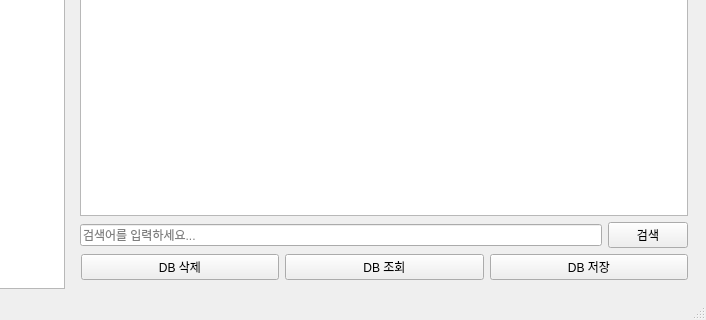
yojun313/knpu, file MANAGER/BIGMACLAB_MANAGER_GUI.ui: the form before one commit; both pictures show x 94 to 800 and y 280 to 600 of the 800 by 600 pixel window.
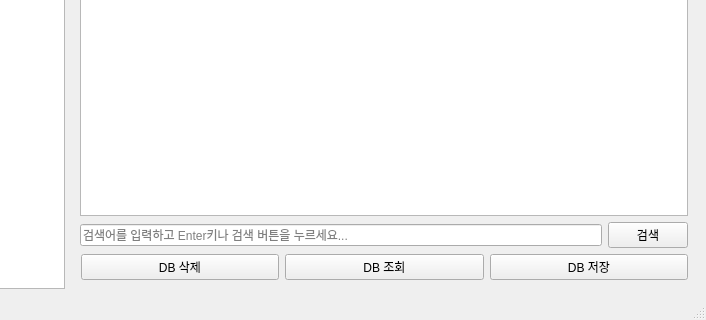
The form after the commit.

Patch:
```diff
--- a/MANAGER/BIGMACLAB_MANAGER_GUI.ui
+++ b/MANAGER/BIGMACLAB_MANAGER_GUI.ui
@@ -57,7 +57,7 @@
                  <item>
                    <widget class="QLineEdit" name="lineEdit_search">
                      <property name="placeholderText">
-                       <string>검색어를 입력하세요...</string>
+                       <string>검색어를 입력하고 Enter키나 검색 버튼을 누르세요...</string>
                      </property>
                    </widget>
                  </item>
```
